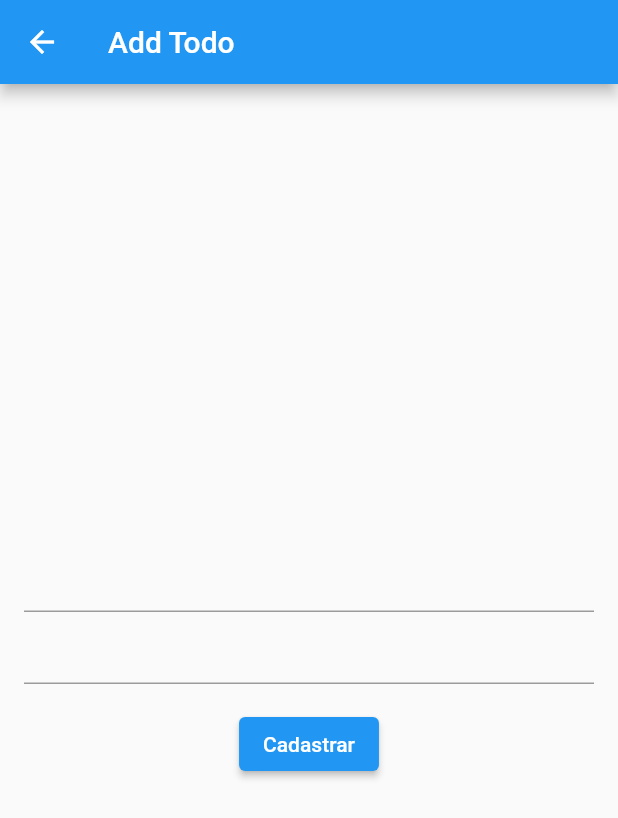
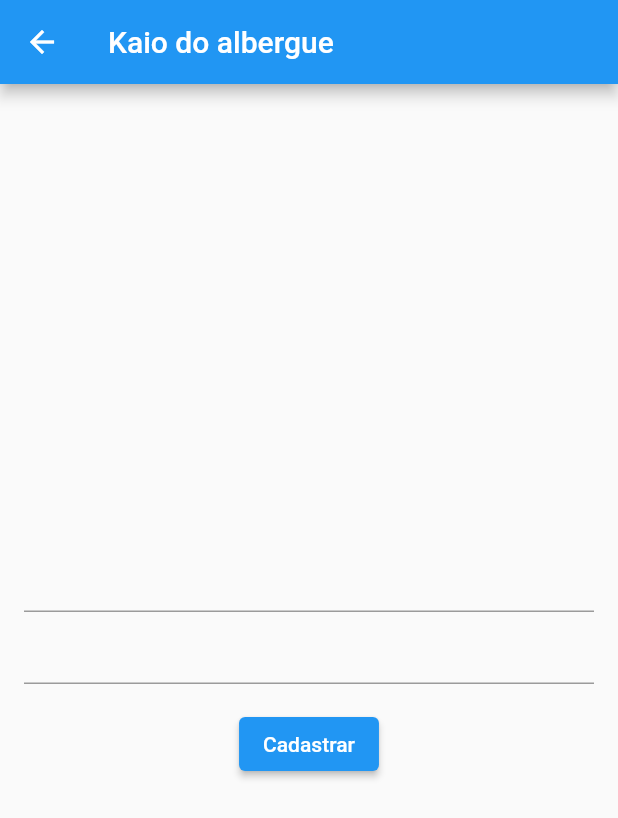
Before and after one commit to proz-tecnologia/t01_firebase_auth, a Flutter app: the AddTodoPage screen opened by its route, on a phone screen of 412 x 824 dp. Shown: the top 818 px of the screen. Run offline on Flutter 3.47's test engine with Material 2 defaults, Android fonts, the phone set to English and light mode, and no system bars; our stand-ins replace cloud_firestore, firebase_auth, firebase_core, get_it; accounts and stored records are empty; network calls fail.

Commit message:
feat: update todo, delete todo, add dismissible

```diff
--- a/lib/app.dart
+++ b/lib/app.dart
@@ -16,7 +16,14 @@ class MyApp extends StatelessWidget {
       home: const SplashPage(),
       routes: {
         '/home': (_) => const MyHomePage(title: 'Kaio legal'),
-        '/add-todo': (_) => const AddTodoPage(),
+        '/add-todo': (context) {
+          final args = (ModalRoute.of(context)?.settings.arguments ?? {}) as Map;
+          return AddTodoPage(
+            pageTitle: args['pageTitle'] ?? 'Kaio do albergue',
+            todo: args['todo'],
+            buttonTitle: args['buttonTitle'],
+          );
+        },
         '/signin': (_) => const SignInPage(),
       },
     );
--- a/lib/features/home/home_repository.dart
+++ b/lib/features/home/home_repository.dart
@@ -2,4 +2,5 @@ import 'model/todo.dart';
 
 abstract class HomeRepository {
   Future<List<TodoModel>> getTodo(String userId);
+  Future<bool> deleteTodo(String todoId);
 }
--- a/lib/features/todo/add_todo_page.dart
+++ b/lib/features/todo/add_todo_page.dart
@@ -1,4 +1,5 @@
 import 'package:flutter/material.dart';
+import 'package:t01_firebase_auth/features/home/model/todo.dart';
 import 'package:t01_firebase_auth/features/sign_in/sign_in_repository.dart';
 import 'package:t01_firebase_auth/features/todo/add_todo_controller.dart';
 import 'package:t01_firebase_auth/shared/injection.dart';
@@ -7,7 +8,16 @@ import 'add_todo_repository.dart';
 import 'add_todo_state.dart';
 
 class AddTodoPage extends StatefulWidget {
-  const AddTodoPage({Key? key}) : super(key: key);
+  final TodoModel? todo;
+  final String pageTitle;
+  final String? buttonTitle;
+
+  const AddTodoPage({
+    Key? key,
+    required this.pageTitle,
+    this.todo,
+    this.buttonTitle,
+  }) : super(key: key);
 
   @override
   State<AddTodoPage> createState() => _AddTodoPageState();
@@ -24,8 +34,10 @@ class _AddTodoPageState extends State<AddTodoPage> {
   @override
   void initState() {
     super.initState();
+    titleController.text = widget.todo?.title ?? '';
+    contentController.text = widget.todo?.content ?? '';
     controller.notifier.addListener(() {
-      if(controller.state is AddTodoSuccessState){
+      if (controller.state is AddTodoSuccessState) {
         Navigator.of(context).pushNamedAndRemoveUntil('/home', (route) => false);
       }
     });
@@ -35,7 +47,7 @@ class _AddTodoPageState extends State<AddTodoPage> {
   Widget build(BuildContext context) {
     return Scaffold(
       appBar: AppBar(
-        title: const Text('Add Todo'),
+        title: Text(widget.pageTitle),
       ),
       body: Form(
         child: Padding(
@@ -52,9 +64,13 @@ class _AddTodoPageState extends State<AddTodoPage> {
               const SizedBox(height: 16),
               ElevatedButton(
                 onPressed: () async {
-                  await controller.addTodo(titleController.text, contentController.text);
+                  if (widget.todo == null) {
+                    await controller.addTodo(titleController.text, contentController.text);
+                  } else {
+                    await controller.updateTodo(widget.todo!, titleController.text, contentController.text);
+                  }
                 },
-                child: const Text('Cadastrar'),
+                child: Text(widget.buttonTitle ?? 'Cadastrar'),
               ),
             ],
           ),
```
Also changed, not shown: lib/features/home/home_controller.dart (+15 -0 lines), lib/features/home/home_firebase_repository.dart (+16 -0 lines), lib/features/home/home_page.dart (+92 -25 lines), lib/features/todo/add_todo_controller.dart (+18 -0 lines), lib/features/todo/add_todo_repository.dart (+8 -2 lines).
